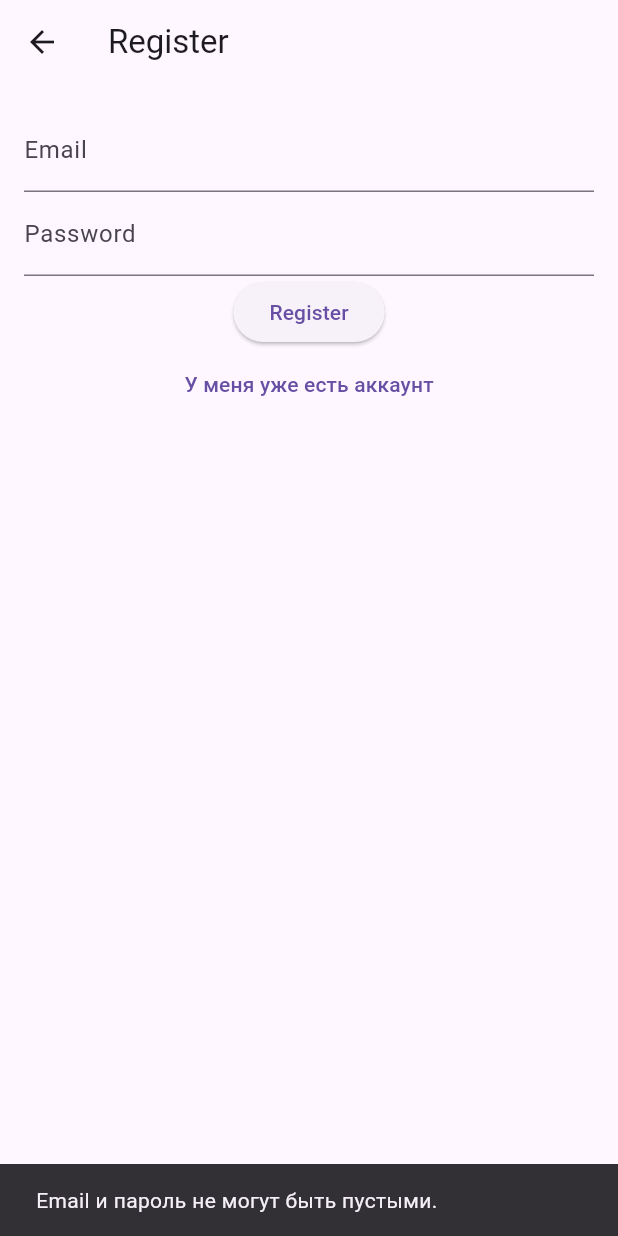
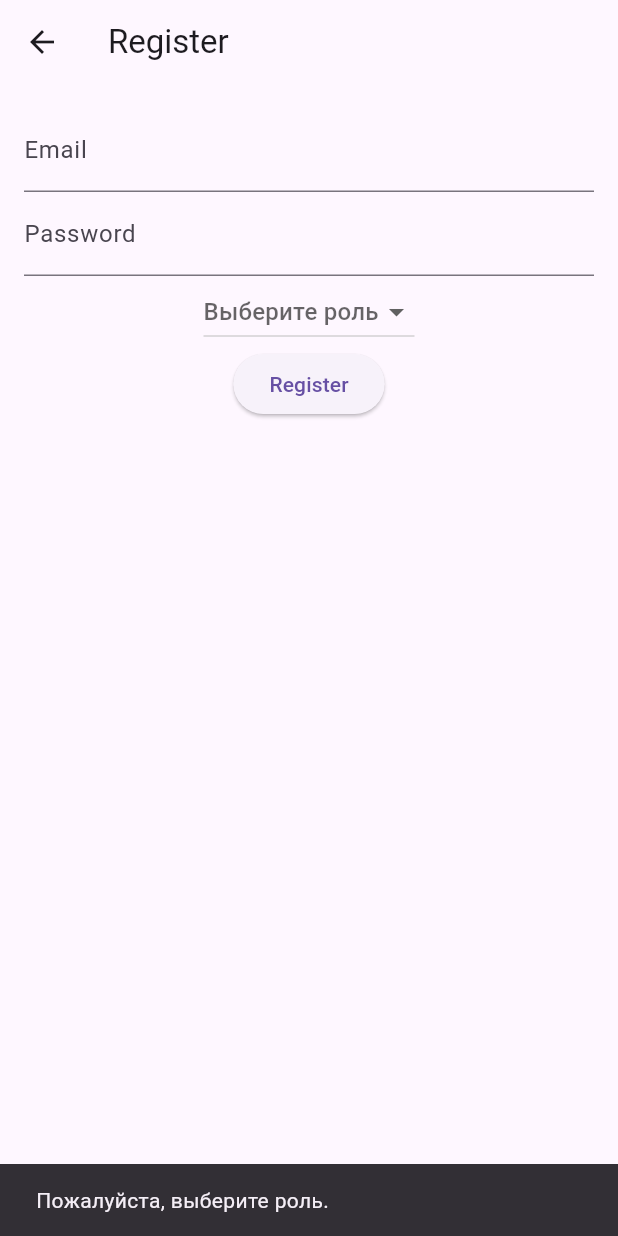
Before and after one commit to ostup17/workity, a Flutter app: the RegisterScreen screen opened by its route, after a tap on "Register", on a phone screen of 412 x 824 dp. Run offline on Flutter 3.47's test engine with Material 3 defaults, Android fonts, the phone set to English and light mode, and no system bars; our stand-ins replace cloud_firestore, equatable, firebase_auth, firebase_core, flutter_bloc; accounts and stored records are empty.

Commit message:
Добавил разделение ролей

```diff
--- a/lib/domain/entities/user.dart
+++ b/lib/domain/entities/user.dart
@@ -1,6 +1,15 @@
+enum UserRole { performer, customer }
+
 class User {
   final String id;
   final String email;
+  final List<UserRole> roles;
+  final UserRole activeRole;
 
-  User({required this.id, required this.email});
+  User({
+    required this.id,
+    required this.email,
+    required this.roles,
+    required this.activeRole,
+  });
 }
--- a/lib/domain/usecases/login_user.dart
+++ b/lib/domain/usecases/login_user.dart
@@ -1,17 +1,22 @@
-import '../entities/user.dart';
 import '../../data/repositories/auth_repository.dart';
+import '../../domain/entities/user.dart' as app_user;
 
 class LoginUser {
   final AuthRepository repository;
 
   LoginUser(this.repository);
 
-  Future<User> call(String email, String password) async {
+  Future<app_user.User> call(String email, String password) async {
     final firebaseUser = await repository.signIn(email, password);
     if (firebaseUser != null) {
-      return User(id: firebaseUser.uid, email: firebaseUser.email!);
+      return app_user.User(
+        id: firebaseUser.id,
+        email: firebaseUser.email,
+        roles: firebaseUser.roles, // Используем роли из репозитория
+        activeRole: firebaseUser.activeRole, // Устанавливаем активную роль
+      );
     } else {
-      throw Exception('User not found');
+      throw Exception('Login failed: User not found');
     }
   }
 }
--- a/lib/domain/usecases/register_user.dart
+++ b/lib/domain/usecases/register_user.dart
@@ -1,16 +1,20 @@
 import '../../data/repositories/auth_repository.dart';
-import '../../domain/entities/user.dart';
-
+import '../../domain/entities/user.dart' as app_user;
 
 class RegisterUser {
   final AuthRepository repository;
 
   RegisterUser(this.repository);
 
-  Future<User> call(String email, String password) async {
-    final firebaseUser = await repository.registerWithEmailPassword(email, password);
+  Future<app_user.User> call(String email, String password, app_user.UserRole role) async {
+    final firebaseUser = await repository.registerWithEmailPassword(email, password, role);
     if (firebaseUser != null) {
-      return User(id: firebaseUser.uid, email: firebaseUser.email!);
+      return app_user.User(
+        id: firebaseUser.id,
+        email: firebaseUser.email,
+        roles: [role],
+        activeRole: role,
+      );
     } else {
       throw Exception('Registration failed: User not created');
     }
--- a/lib/presentation/blocs/auth/auth_event.dart
+++ b/lib/presentation/blocs/auth/auth_event.dart
@@ -1,4 +1,5 @@
 import 'package:equatable/equatable.dart';
+import '../../../domain/entities/user.dart' as app_user;
 
 abstract class AuthEvent extends Equatable {
   @override
@@ -20,9 +21,23 @@ class LogoutEvent extends AuthEvent {}
 class AuthRegisterEvent extends AuthEvent {
   final String email;
   final String password;
+  final app_user.UserRole role;
 
-  AuthRegisterEvent({required this.email, required this.password});
+  AuthRegisterEvent({
+    required this.email,
+    required this.password,
+    required this.role,
+  });
 
   @override
-  List<Object?> get props => [email, password];
+  List<Object?> get props => [email, password, role];
 }
+
+class SwitchRoleEvent extends AuthEvent {
+  final app_user.UserRole newRole;
+
+  SwitchRoleEvent({required this.newRole});
+
+  @override
+  List<Object?> get props => [newRole];
+}
--- a/lib/presentation/blocs/auth/auth_state.dart
+++ b/lib/presentation/blocs/auth/auth_state.dart
@@ -1,6 +1,5 @@
 import 'package:equatable/equatable.dart';
-
-import '../../../domain/entities/user.dart';
+import '../../../domain/entities/user.dart' as app_user;
 
 abstract class AuthState extends Equatable {
   @override
@@ -12,7 +11,7 @@ class AuthInitial extends AuthState {}
 class AuthLoading extends AuthState {}
 
 class AuthAuthenticated extends AuthState {
-  final User user;
+  final app_user.User user;
 
   AuthAuthenticated({required this.user});
 
--- a/lib/presentation/screens/register_screen.dart
+++ b/lib/presentation/screens/register_screen.dart
@@ -1,63 +1,40 @@
 import 'package:flutter/material.dart';
 import 'package:flutter_bloc/flutter_bloc.dart';
 
+import '../../domain/entities/user.dart';
 import '../blocs/auth/auth_bloc.dart';
 import '../blocs/auth/auth_event.dart';
-import '../blocs/auth/auth_state.dart';
 
-class RegisterScreen extends StatelessWidget {
+class RegisterScreen extends StatefulWidget {
+  @override
+  _RegisterScreenState createState() => _RegisterScreenState();
+}
+
+class _RegisterScreenState extends State<RegisterScreen> {
   final TextEditingController emailController = TextEditingController();
   final TextEditingController passwordController = TextEditingController();
+  UserRole? selectedRole;
 
   void _registerUser(BuildContext context) {
-  final email = emailController.text.trim();
-  final password = passwordController.text.trim();
-
-  // Проверяем, чтобы email и пароль не были пустыми
-  if (email.isEmpty || password.isEmpty) {
+    if (selectedRole == null) {
       ScaffoldMessenger.of(context).showSnackBar(
-      SnackBar(content: Text('Email и пароль не могут быть пустыми.')),
+        SnackBar(content: Text('Пожалуйста, выберите роль.')),
       );
       return;
     }
 
-  // Проверяем корректность email
-  if (!RegExp(r'^[^@]+@[^@]+\.[^@]+').hasMatch(email)) {
-    ScaffoldMessenger.of(context).showSnackBar(
-      SnackBar(content: Text('Введите корректный email.')),
-    );
-    return;
-  }
-
-  // Проверяем длину пароля
-  if (password.length < 6) {
-    ScaffoldMessenger.of(context).showSnackBar(
-      SnackBar(content: Text('Пароль должен быть не менее 6 символов.')),
-    );
-    return;
-  }
-
-  // Логируем отправляемые данные для отладки
-  print('Отправка на регистрацию: Email: $email, Password: $password');
-
-  // Отправляем событие регистрации
-  context.read<AuthBloc>().add(
-        AuthRegisterEvent(
+    final email = emailController.text.trim();
+    final password = passwordController.text.trim();
+    context.read<AuthBloc>().add(AuthRegisterEvent(
       email: email,
       password: password,
-        ),
-      );
+      role: selectedRole!,
+    ));
   }
-
 
   @override
   Widget build(BuildContext context) {
-    return PopScope(
-      onPopInvokedWithResult: (didPop, result) {
-        // Блокируем возможность возврата
-        print("Blocked back navigation on Register screen");
-      },
-      child: Scaffold(
+    return Scaffold(
       appBar: AppBar(title: Text('Register')),
       body: Padding(
         padding: const EdgeInsets.all(16.0),
@@ -72,44 +49,26 @@ class RegisterScreen extends StatelessWidget {
               decoration: InputDecoration(labelText: 'Password'),
               obscureText: true,
             ),
-              BlocConsumer<AuthBloc, AuthState>(
-                listener: (context, state) {
-                  if (state is AuthAuthenticated) {
-                    Navigator.pushNamedAndRemoveUntil(
-                      context,
-                      '/home',
-                      (Route<dynamic> route) => false,
-                    );
-                  } else if (state is AuthError) {
-                    ScaffoldMessenger.of(context).showSnackBar(
-                      SnackBar(content: Text(state.message)),
-                    );
-                  }
-                },
-                builder: (context, state) {
-                  if (state is AuthLoading) {
-                    return CircularProgressIndicator();
-                  }
-                  return Column(
-                    children: [
+            DropdownButton<UserRole>(
+              value: selectedRole,
+              hint: Text('Выберите роль'),
+              onChanged: (role) => setState(() => selectedRole = role),
+              items: [
+                DropdownMenuItem(
+                  value: UserRole.performer,
+                  child: Text('Исполнитель'),
+                ),
+                DropdownMenuItem(
+                  value: UserRole.customer,
+                  child: Text('Заказчик'),
+                ),
+              ],
+            ),
             ElevatedButton(
-                        onPressed: () {
-                          _registerUser(context);
-                        },
+              onPressed: () => _registerUser(context),
               child: Text('Register'),
             ),
-                      TextButton(
-                        onPressed: () {
-                          Navigator.pushNamed(context, '/');
-                        },
-                        child: Text('У меня уже есть аккаунт'),
-                      ),
           ],
-                  );
-                },
-              )
-            ],
-          ),
         ),
       ),
     );
--- a/pubspec.yaml
+++ b/pubspec.yaml
@@ -40,6 +40,7 @@ dependencies:
   shared_preferences: ^2.3.4
   flutter_bloc: ^8.1.6
   equatable: ^2.0.7
+  cloud_firestore: ^5.6.0
 
 dev_dependencies:
   flutter_test:
```
Also changed, not shown: lib/data/models/user_model.dart (+32 -3 lines), lib/data/repositories/auth_repository.dart (+43 -30 lines), lib/main.dart (+11 -8 lines), lib/presentation/blocs/auth/auth_bloc.dart (+32 -5 lines), pubspec.lock, 4 other files. Lines whose indentation alone changed are shown as unchanged.
